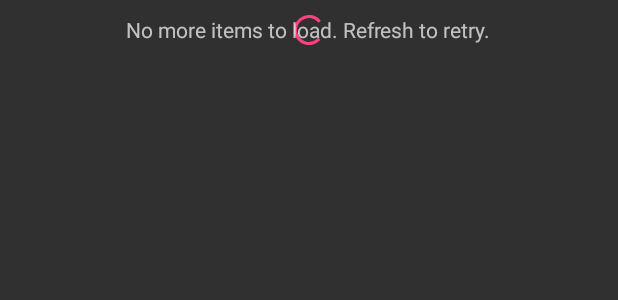
After one commit to sjnyag/ListControlDemo, an Android app: the layout item_progress.xml on its own in the app's theme, with its tools: preview values and no code run, on a phone screen of 412 x 824 dp. The commit adds this screen. Shown: the top 300 px of the screen. Run offline under Robolectric (Android 15) with nearby library versions, the phone set to English and light mode, and no system bars.

Commit message:
endless scroll

```diff
--- a/app/src/main/java/com/sjn/demo/listcontroldemo/demo/BaseFragment.kt
+++ b/app/src/main/java/com/sjn/demo/listcontroldemo/demo/BaseFragment.kt
@@ -30,10 +30,10 @@ open class BaseFragment : Fragment() {
         return rootView
     }
 
-    fun dateList(days: Int): List<LocalDate> {
+    fun dateList(days: Int, start: LocalDate = LocalDate.now()): List<LocalDate> {
         val dateList = ArrayList<LocalDate>()
-        var date = LocalDate.now()
-        while (date.isAfter(LocalDate.now().minusDays(days))) {
+        var date = start
+        while (date.isAfter(start.minusDays(days))) {
             dateList.add(date)
             date = date.minusDays(1)
         }
--- a/app/src/main/java/com/sjn/demo/listcontroldemo/demo/BaseItem.kt
+++ b/app/src/main/java/com/sjn/demo/listcontroldemo/demo/BaseItem.kt
@@ -8,7 +8,7 @@ import eu.davidea.flexibleadapter.items.AbstractFlexibleItem
 import eu.davidea.viewholders.FlexibleViewHolder
 import org.joda.time.LocalDate
 
-open class BaseItem(date: LocalDate) : AbstractFlexibleItem<FlexibleViewHolder>() {
+open class BaseItem(val date: LocalDate) : AbstractFlexibleItem<FlexibleViewHolder>() {
     val title = date.toString("yyyy/MM/dd")!!
 
     override fun equals(other: Any?): Boolean {
--- a/app/src/main/java/com/sjn/demo/listcontroldemo/demo/DrawerMenu.kt
+++ b/app/src/main/java/com/sjn/demo/listcontroldemo/demo/DrawerMenu.kt
@@ -7,6 +7,7 @@ import android.support.v4.app.FragmentManager
 import com.sjn.demo.listcontroldemo.R
 import com.sjn.demo.listcontroldemo.activity.DrawerActivity
 import com.sjn.demo.listcontroldemo.demo.actionmode.ActionModeFragment
+import com.sjn.demo.listcontroldemo.demo.endlessscroll.EndlessScrollFragment
 import com.sjn.demo.listcontroldemo.demo.expand.ExpandFragment
 import com.sjn.demo.listcontroldemo.demo.fastscroll.FastScrollFragment
 import com.sjn.demo.listcontroldemo.demo.filter.FilterFragment
@@ -42,6 +43,11 @@ enum class DrawerMenu(val menuId: Int) {
         override fun open(fragmentActivity: FragmentActivity) {
             fragmentActivity.navigateToBrowser(ExpandFragment(), false)
         }
+    },
+    ENDLESS_SCROLL(R.id.endless_scroll) {
+        override fun open(fragmentActivity: FragmentActivity) {
+            fragmentActivity.navigateToBrowser(EndlessScrollFragment(), false)
+        }
     };
 
     abstract fun open(fragmentActivity: FragmentActivity)
--- a/app/src/main/java/com/sjn/demo/listcontroldemo/demo/fastscroll/FastScrollFragment.kt
+++ b/app/src/main/java/com/sjn/demo/listcontroldemo/demo/fastscroll/FastScrollFragment.kt
@@ -30,7 +30,6 @@ class FastScrollFragment : BaseFragment(), FastScroller.OnScrollStateChangeListe
             it.adapter = mAdapter
         }
         mAdapter?.let {
-            it.mode = SelectableAdapter.Mode.SINGLE
             it.fastScroller = setUpFastScroll(rootView)
         }
         setUpActivity()
--- /dev/null
+++ b/app/src/main/res/layout/item_progress.xml
@@ -0,0 +1,25 @@
+<?xml version="1.0" encoding="utf-8"?>
+<FrameLayout
+    xmlns:android="http://schemas.android.com/apk/res/android"
+    xmlns:tools="http://schemas.android.com/tools"
+    android:layout_width="match_parent"
+    android:layout_height="wrap_content"
+    android:padding="8dp">
+
+    <ProgressBar
+        android:id="@+id/progress_bar"
+        style="@style/Widget.AppCompat.ProgressBar"
+        android:layout_width="24dp"
+        android:layout_height="24dp"
+        android:layout_gravity="center"/>
+
+    <TextView
+        android:id="@+id/progress_message"
+        android:layout_width="wrap_content"
+        android:layout_height="wrap_content"
+        android:layout_gravity="center"
+        android:text="No more items to load. Refresh to retry."
+        android:visibility="gone"
+        tools:visibility="visible"/>
+
+</FrameLayout>
--- a/app/src/main/res/menu/drawer.xml
+++ b/app/src/main/res/menu/drawer.xml
@@ -24,4 +24,8 @@
         android:id="@+id/expand"
         android:icon="@drawable/ic_expand_more"
         android:title="Expand"/>
+    <item
+        android:id="@+id/endless_scroll"
+        android:icon="@drawable/ic_replay"
+        android:title="Endless Scroll"/>
 </menu>
```
Also changed, not shown: app/src/main/java/com/sjn/demo/listcontroldemo/demo/endlessscroll/EndlessScrollFragment.kt (added, +48 -0 lines), app/src/main/java/com/sjn/demo/listcontroldemo/demo/endlessscroll/ProgressItem.kt (added, +78 -0 lines), app/src/main/res/drawable-anydpi/ic_replay.xml (added, +9 -0 lines).
